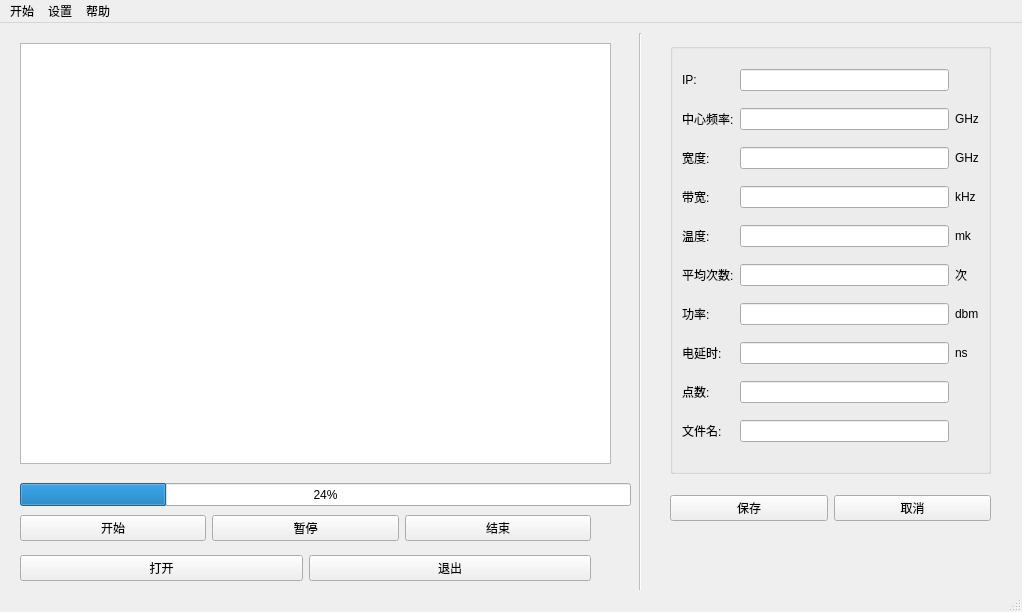
Before: the Qt Designer form mywidget/MainWindow.ui in zzwang11/bishe, drawn with Qt 5.
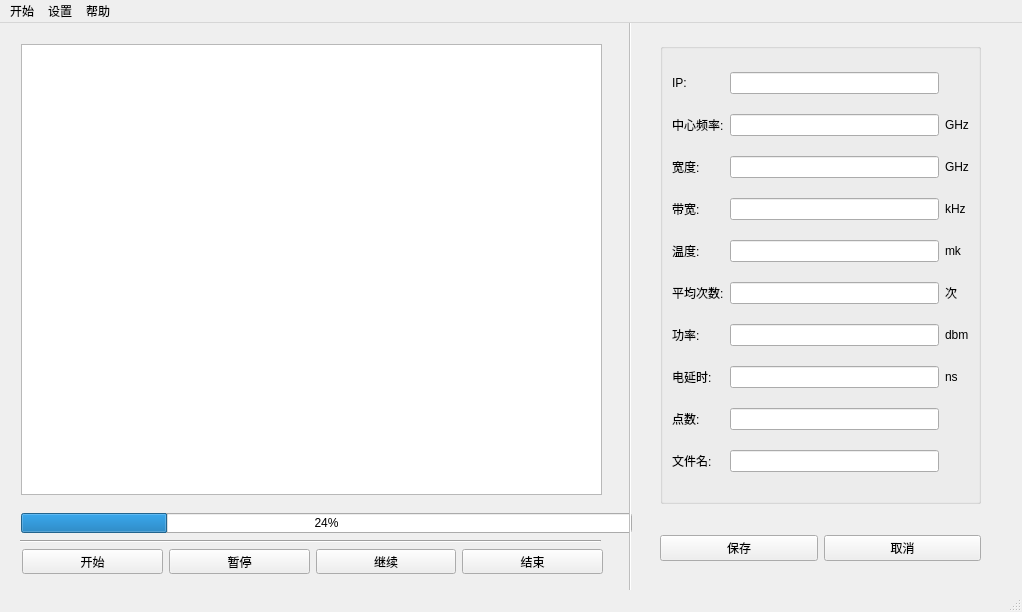
After: the same form once the commit is applied.

```diff
--- a/mywidget/MainWindow.ui
+++ b/mywidget/MainWindow.ui
@@ -17,10 +17,10 @@
    <widget class="QProgressBar" name="progressBar">
     <property name="geometry">
      <rect>
-      <x>20</x>
-      <y>460</y>
+      <x>21</x>
+      <y>490</y>
       <width>611</width>
-      <height>23</height>
+      <height>20</height>
      </rect>
     </property>
     <property name="value">
@@ -30,79 +30,20 @@
    <widget class="QGraphicsView" name="graphicsView">
     <property name="geometry">
      <rect>
-      <x>20</x>
-      <y>20</y>
-      <width>591</width>
-      <height>421</height>
+      <x>21</x>
+      <y>21</y>
+      <width>581</width>
+      <height>451</height>
      </rect>
     </property>
    </widget>
-   <widget class="QWidget" name="layoutWidget">
-    <property name="geometry">
-     <rect>
-      <x>20</x>
-      <y>490</y>
-      <width>571</width>
-      <height>30</height>
-     </rect>
-    </property>
-    <layout class="QHBoxLayout" name="horizontalLayout">
-     <item>
-      <widget class="QPushButton" name="pushButton">
-       <property name="text">
-        <string>开始</string>
-       </property>
-      </widget>
-     </item>
-     <item>
-      <widget class="QPushButton" name="pushButton_2">
-       <property name="text">
-        <string>暂停</string>
-       </property>
-      </widget>
-     </item>
-     <item>
-      <widget class="QPushButton" name="pushButton_3">
-       <property name="text">
-        <string>结束</string>
-       </property>
-      </widget>
-     </item>
-    </layout>
-   </widget>
-   <widget class="QWidget" name="horizontalLayoutWidget">
-    <property name="geometry">
-     <rect>
-      <x>20</x>
-      <y>530</y>
-      <width>571</width>
-      <height>31</height>
-     </rect>
-    </property>
-    <layout class="QHBoxLayout" name="horizontalLayout_2">
-     <item>
-      <widget class="QPushButton" name="pushButton_4">
-       <property name="text">
-        <string>打开</string>
-       </property>
-      </widget>
-     </item>
-     <item>
-      <widget class="QPushButton" name="pushButton_5">
-       <property name="text">
-        <string>退出</string>
-       </property>
-      </widget>
-     </item>
-    </layout>
-   </widget>
    <widget class="QGroupBox" name="formGroupBox">
     <property name="geometry">
      <rect>
-      <x>670</x>
+      <x>660</x>
       <y>20</y>
       <width>321</width>
-      <height>431</height>
+      <height>461</height>
      </rect>
     </property>
     <layout class="QGridLayout" name="gridLayout">
@@ -260,8 +201,8 @@
    <widget class="QWidget" name="horizontalLayoutWidget_2">
     <property name="geometry">
      <rect>
-      <x>670</x>
-      <y>460</y>
+      <x>660</x>
+      <y>500</y>
       <width>321</width>
       <height>51</height>
      </rect>
@@ -292,16 +233,69 @@
     </property>
     <property name="geometry">
      <rect>
-      <x>630</x>
-      <y>10</y>
+      <x>620</x>
+      <y>-10</y>
       <width>20</width>
-      <height>601</height>
+      <height>611</height>
      </rect>
     </property>
     <property name="orientation">
      <enum>Qt::Vertical</enum>
     </property>
    </widget>
+   <widget class="Line" name="line_2">
+    <property name="geometry">
+     <rect>
+      <x>20</x>
+      <y>510</y>
+      <width>581</width>
+      <height>16</height>
+     </rect>
+    </property>
+    <property name="orientation">
+     <enum>Qt::Horizontal</enum>
+    </property>
+   </widget>
+   <widget class="QWidget" name="">
+    <property name="geometry">
+     <rect>
+      <x>22</x>
+      <y>526</y>
+      <width>581</width>
+      <height>25</height>
+     </rect>
+    </property>
+    <layout class="QHBoxLayout" name="horizontalLayout">
+     <item>
+      <widget class="QPushButton" name="pushButton">
+       <property name="text">
+        <string>开始</string>
+       </property>
+      </widget>
+     </item>
+     <item>
+      <widget class="QPushButton" name="pushButton_2">
+       <property name="text">
+        <string>暂停</string>
+       </property>
+      </widget>
+     </item>
+     <item>
+      <widget class="QPushButton" name="pushButton_4">
+       <property name="text">
+        <string>继续</string>
+       </property>
+      </widget>
+     </item>
+     <item>
+      <widget class="QPushButton" name="pushButton_3">
+       <property name="text">
+        <string>结束</string>
+       </property>
+      </widget>
+     </item>
+    </layout>
+   </widget>
   </widget>
   <widget class="QMenuBar" name="menubar">
    <property name="geometry">
```
Left out of the diff: 4 changed lines with no effect on the pictures.
